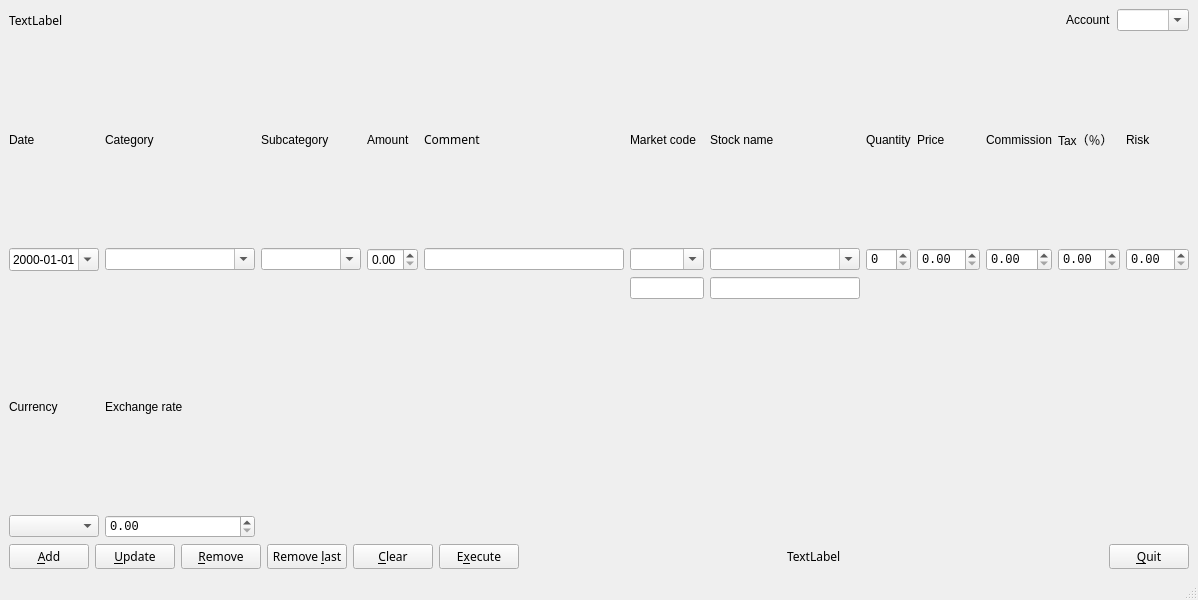
First picture: the form in lisa/pyqt/viewpyqt.ui, repository rockwolf/python, before the edit.
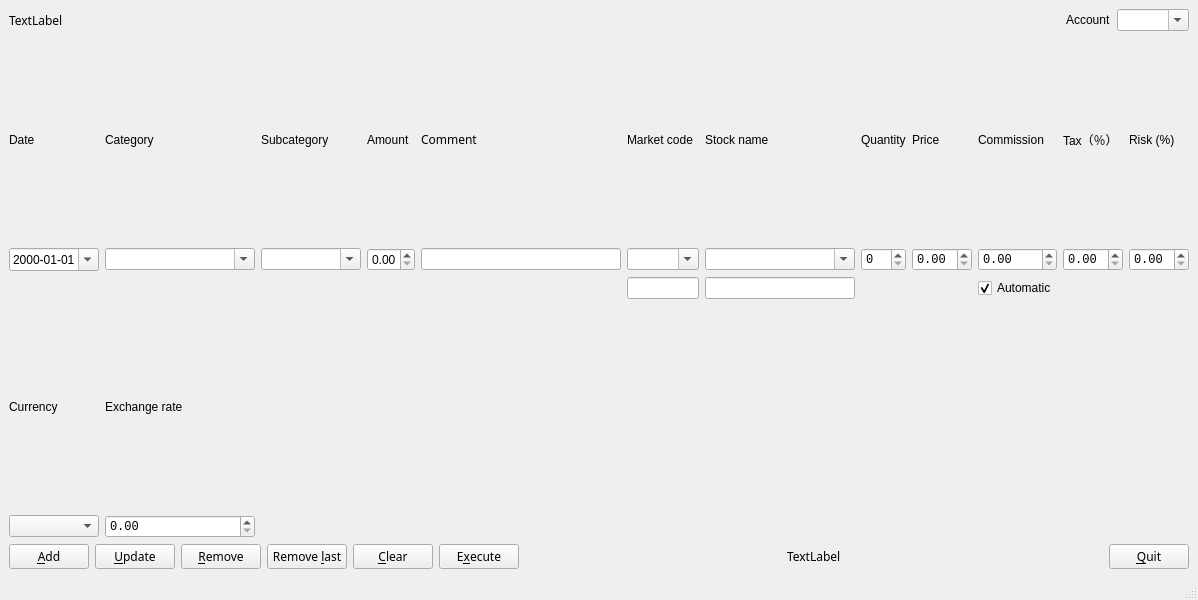
Second picture: the form after the edit.

Commit message: Checkbox for automatically calculating commission. Working on the handling. Also did some more work on T_RATE statement creation.

Diff of the .ui file:
```diff
--- a/lisa/pyqt/viewpyqt.ui
+++ b/lisa/pyqt/viewpyqt.ui
@@ -153,7 +153,7 @@
         <item row="0" column="11">
          <widget class="QLabel" name="lbl_risk">
           <property name="text">
-           <string>Risk</string>
+           <string>Risk (%)</string>
           </property>
          </widget>
         </item>
@@ -431,6 +431,16 @@
           </property>
          </widget>
         </item>
+        <item row="2" column="9">
+         <widget class="QCheckBox" name="chk_manual_flag">
+          <property name="text">
+           <string>Automatic</string>
+          </property>
+          <property name="checked">
+           <bool>true</bool>
+          </property>
+         </widget>
+        </item>
        </layout>
       </item>
       <item>
```
The commit also changes 5 other files.
